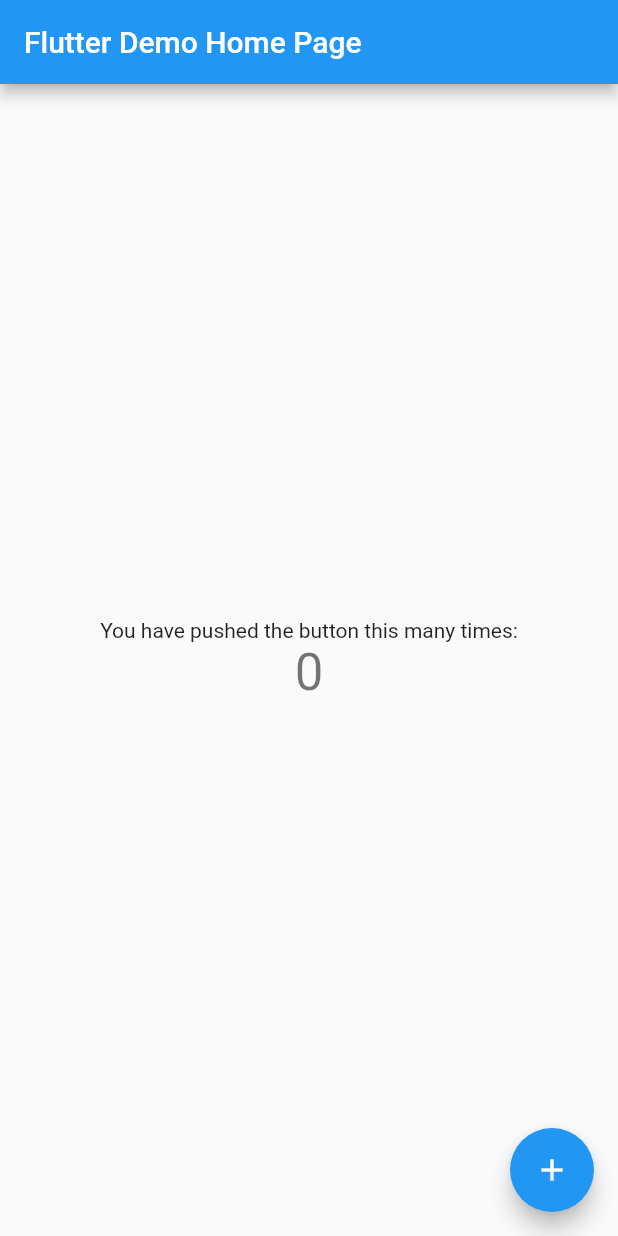
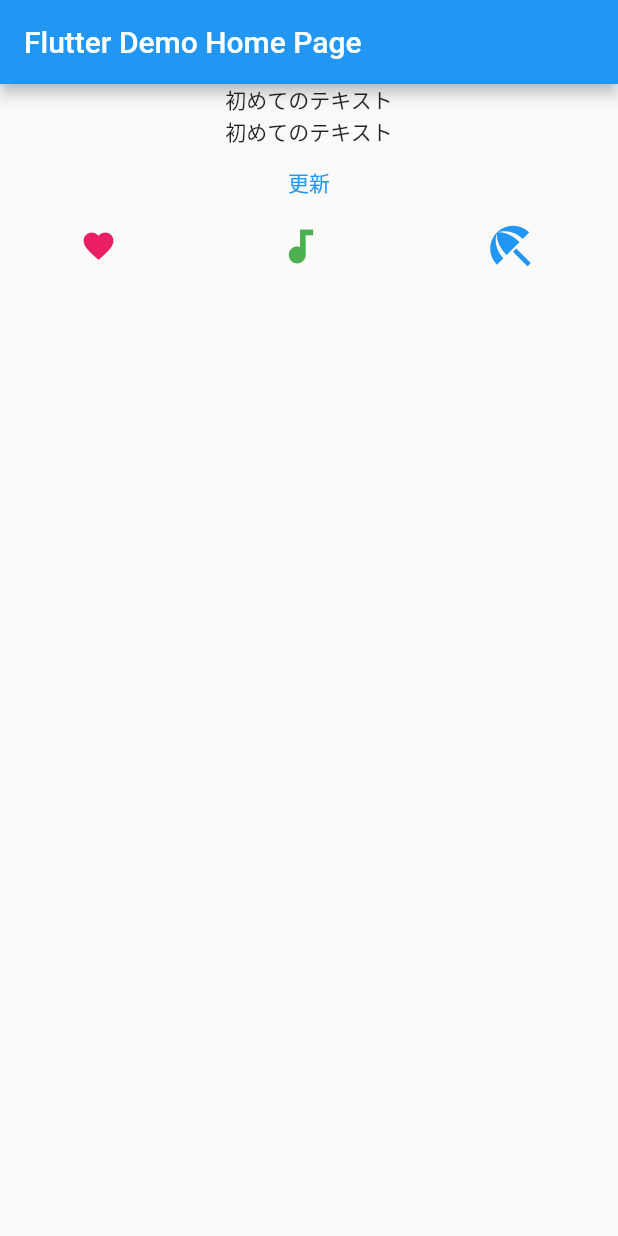
Before and after one commit to p238049y/paractice, a Flutter app: the screen it shows after launch, on a phone screen of 412 x 824 dp. Run offline on Flutter 3.47's test engine with Material 2 defaults, Android fonts, the phone set to English and light mode, and no system bars.

Commit message:
[update]#2 bodyにテキストメッセージとアイコンを追加
[タスク]09初級編1:画面の構築(Widget)

```diff
--- a/my_app/lib/main.dart
+++ b/my_app/lib/main.dart
@@ -71,45 +71,35 @@ class _MyHomePageState extends State<MyHomePage> {
     // than having to individually change instances of widgets.
     return Scaffold(
       appBar: AppBar(
-        // Here we take the value from the MyHomePage object that was created by
-        // the App.build method, and use it to set our appbar title.
         title: Text(widget.title),
       ),
-      body: Center(
-        // Center is a layout widget. It takes a single child and positions it
-        // in the middle of the parent.
-        child: Column(
-          // Column is also a layout widget. It takes a list of children and
-          // arranges them vertically. By default, it sizes itself to fit its
-          // children horizontally, and tries to be as tall as its parent.
-          //
-          // Invoke "debug painting" (press "p" in the console, choose the
-          // "Toggle Debug Paint" action from the Flutter Inspector in Android
-          // Studio, or the "Toggle Debug Paint" command in Visual Studio Code)
-          // to see the wireframe for each widget.
-          //
-          // Column has various properties to control how it sizes itself and
-          // how it positions its children. Here we use mainAxisAlignment to
-          // center the children vertically; the main axis here is the vertical
-          // axis because Columns are vertical (the cross axis would be
-          // horizontal).
-          mainAxisAlignment: MainAxisAlignment.center,
-          children: <Widget>[
-            const Text(
-              'You have pushed the button this many times:',
-            ),
-            Text(
-              '$_counter',
-              style: Theme.of(context).textTheme.headline4,
-            ),
-          ],
-        ),
-      ),
-      floatingActionButton: FloatingActionButton(
-        onPressed: _incrementCounter,
-        tooltip: 'Increment',
-        child: const Icon(Icons.add),
-      ), // This trailing comma makes auto-formatting nicer for build methods.
-    );
+      body: Column(children: [
+        const Text('初めてのテキスト'),
+        const Text('初めてのテキスト'),
+        TextButton(
+          onPressed: () => {print("ボタンが押されたよ")},
+          child: const Text('更新'),
+          ),
+          Row(
+            mainAxisAlignment: MainAxisAlignment.spaceAround,
+            children: const[
+              Icon(
+                Icons.favorite,
+                color: Colors.pink,
+                size: 24.0,
+              ),
+              Icon(
+                Icons.audiotrack,
+                color: Colors.green,
+                size: 30.0,
+              ),
+              Icon(
+                Icons.beach_access,
+                color: Colors.blue,
+                size: 36.0,
+              )
+            ],
+          ),
+      ]));
   }
 }
```
